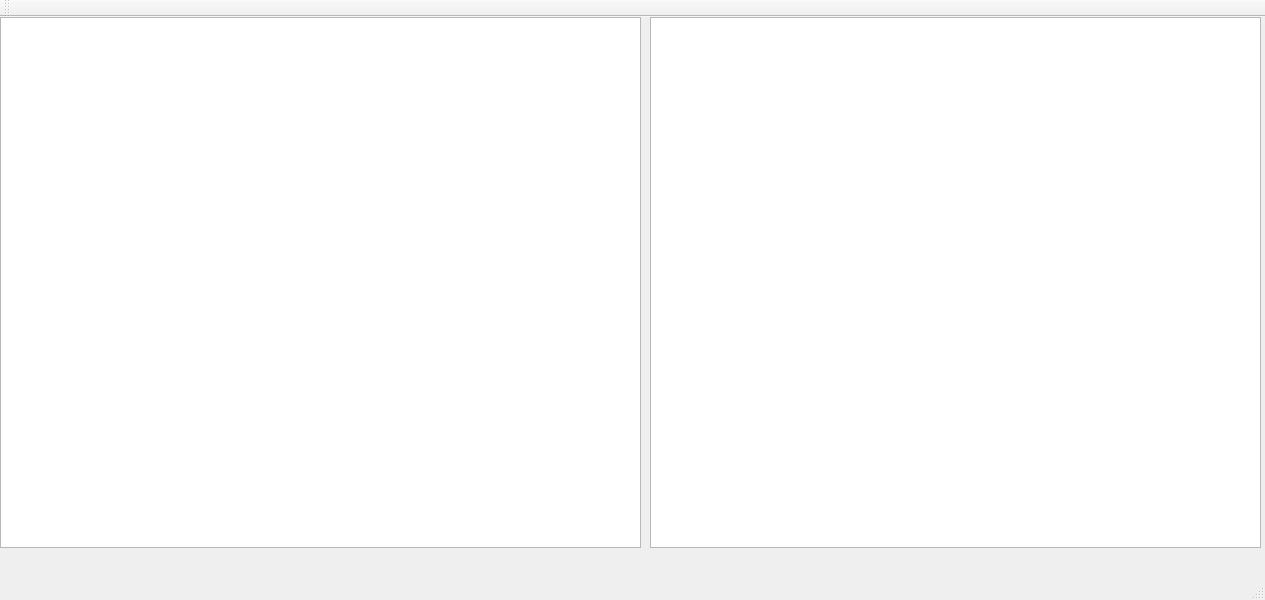
Above: qt/CanMaster/forms/canmaster.ui from root-93/CAN-Master before the change. Below: the same form after it.
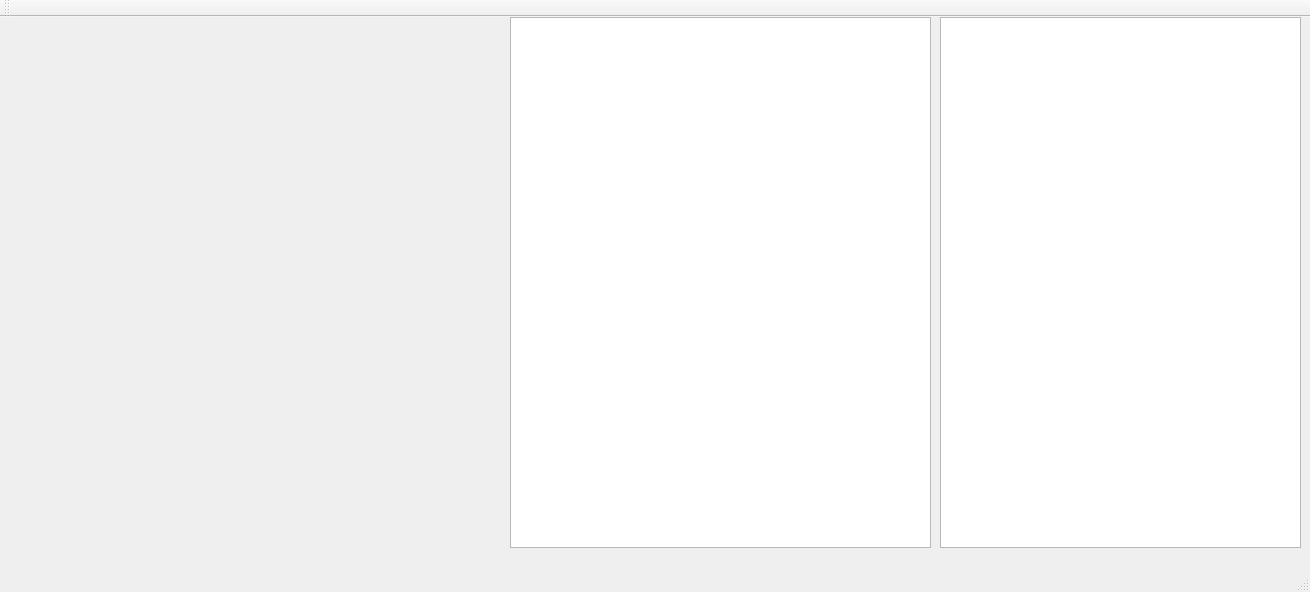
That is the form after the change.

Commit message: set ui look

```diff
--- a/qt/CanMaster/forms/canmaster.ui
+++ b/qt/CanMaster/forms/canmaster.ui
@@ -6,8 +6,8 @@
    <rect>
     <x>0</x>
     <y>0</y>
-    <width>1265</width>
-    <height>600</height>
+    <width>1310</width>
+    <height>592</height>
    </rect>
   </property>
   <property name="windowTitle">
@@ -17,9 +17,9 @@
    <widget class="QWidget" name="horizontalLayoutWidget">
     <property name="geometry">
      <rect>
-      <x>0</x>
+      <x>510</x>
       <y>0</y>
-      <width>641</width>
+      <width>421</width>
       <height>531</height>
      </rect>
     </property>
@@ -32,9 +32,9 @@
    <widget class="QWidget" name="horizontalLayoutWidget_2">
     <property name="geometry">
      <rect>
-      <x>650</x>
+      <x>940</x>
       <y>0</y>
-      <width>611</width>
+      <width>361</width>
       <height>531</height>
      </rect>
     </property>
```
Left out of the diff: 2 changed lines with no effect on the pictures. The commit also changes 6 other files.
